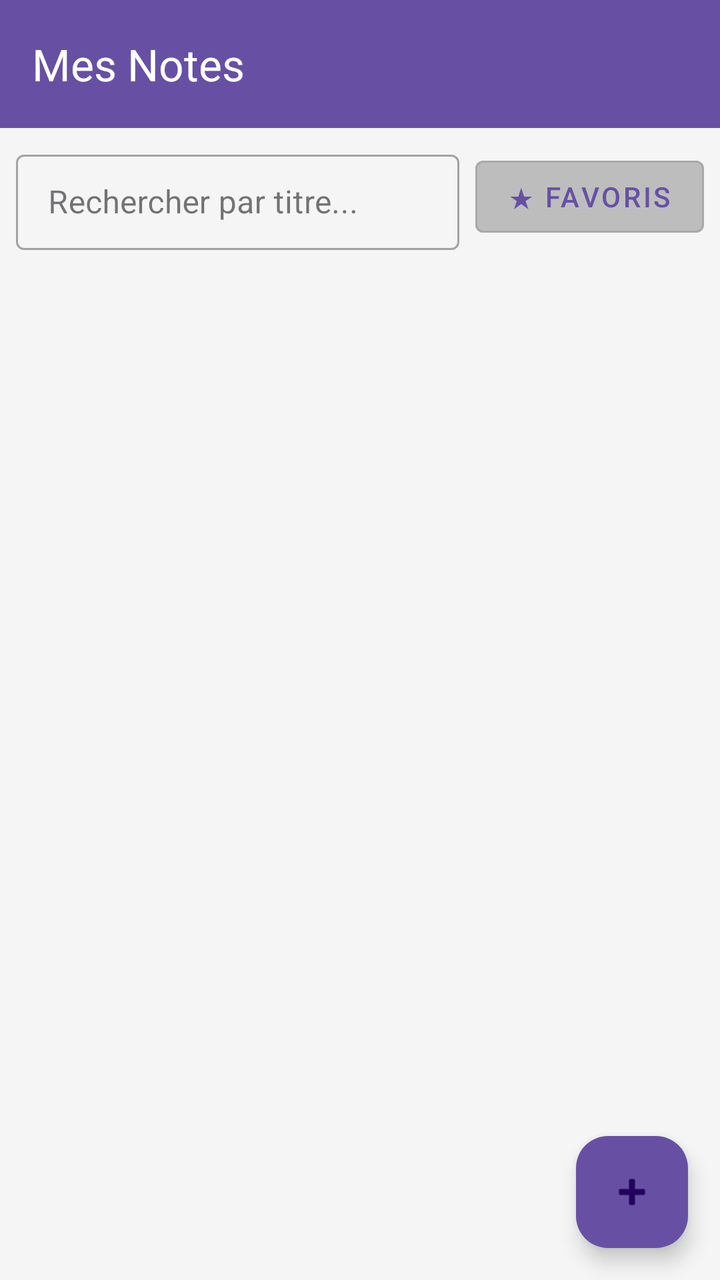
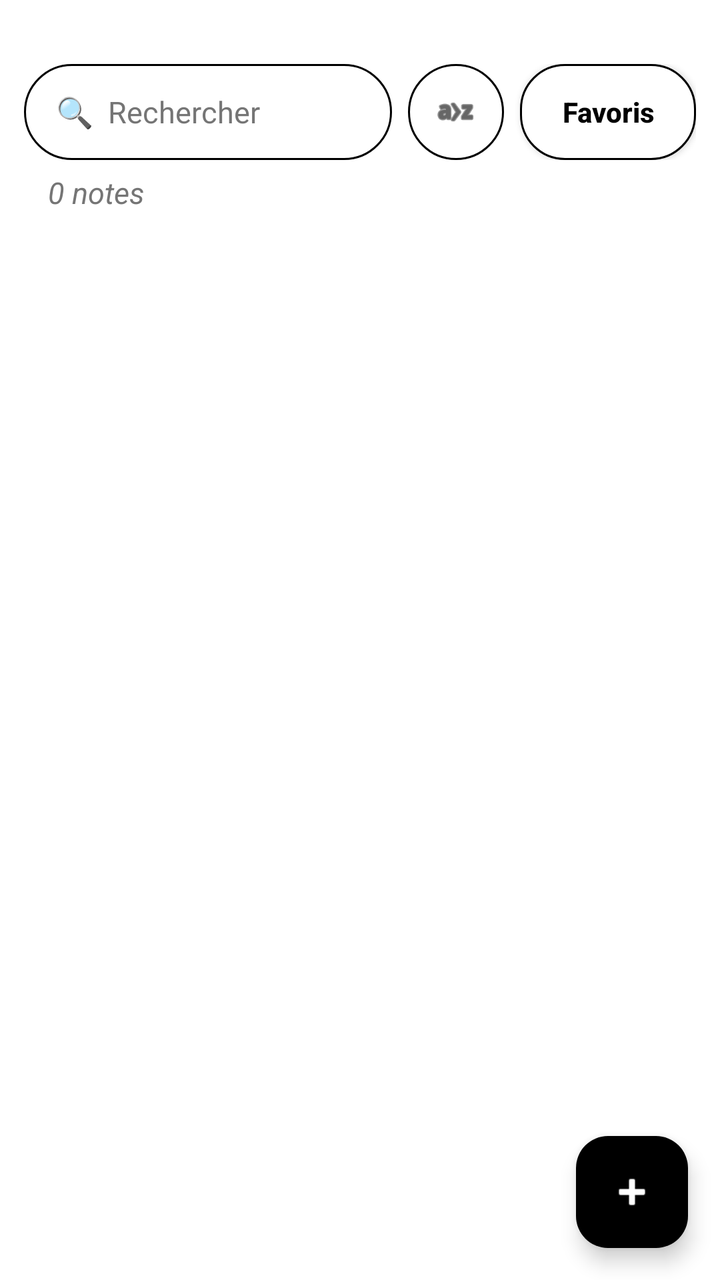

Before-and-after screenshots of an Android layout around one commit, followed by the original layout XML and the change that was made.
<!-- AndroidManifest.xml: application theme Theme.GestionnaireNotes -->
<!-- res/layout/activity_main.xml -->
<?xml version="1.0" encoding="utf-8"?>
<androidx.coordinatorlayout.widget.CoordinatorLayout
    xmlns:android="http://schemas.android.com/apk/res/android"
    xmlns:app="http://schemas.android.com/apk/res-auto"
    android:layout_width="match_parent"
    android:layout_height="match_parent"
    android:background="#F5F5F5">

    
    <com.google.android.material.appbar.AppBarLayout
        android:layout_width="match_parent"
        android:layout_height="wrap_content">

        <androidx.appcompat.widget.Toolbar
            android:id="@+id/toolbar"
            android:layout_width="match_parent"
            android:layout_height="?attr/actionBarSize"
            android:background="?attr/colorPrimary"
            app:title="Mes Notes"
            app:titleTextColor="#FFFFFF" />

    </com.google.android.material.appbar.AppBarLayout>

    
    <LinearLayout
        android:layout_width="match_parent"
        android:layout_height="match_parent"
        android:orientation="vertical"
        app:layout_behavior="@string/appbar_scrolling_view_behavior">

        
        <LinearLayout
            android:layout_width="match_parent"
            android:layout_height="wrap_content"
            android:orientation="horizontal"
            android:paddingHorizontal="8dp"
            android:paddingTop="8dp"
            android:gravity="center_vertical">

            <com.google.android.material.textfield.TextInputLayout
                android:id="@+id/layoutRecherche"
                android:layout_width="0dp"
                android:layout_height="wrap_content"
                android:layout_weight="1"
                android:hint="Rechercher par titre..."
                style="@style/Widget.MaterialComponents.TextInputLayout.OutlinedBox.Dense">

                <com.google.android.material.textfield.TextInputEditText
                    android:id="@+id/etRecherche"
                    android:layout_width="match_parent"
                    android:layout_height="wrap_content"
                    android:inputType="text"
                    android:imeOptions="actionSearch"/>
            </com.google.android.material.textfield.TextInputLayout>

            
            <Button
                android:id="@+id/btnFavoris"
                android:layout_width="wrap_content"
                android:layout_height="wrap_content"
                android:layout_marginStart="8dp"
                android:text="★ Favoris"
                android:backgroundTint="#BDBDBD"
                style="@style/Widget.MaterialComponents.Button.OutlinedButton"/>

        </LinearLayout>
        
        <androidx.recyclerview.widget.RecyclerView
            android:id="@+id/recyclerView"
            android:layout_width="match_parent"
            android:layout_height="0dp"
            android:layout_weight="1"
            android:clipToPadding="false"
            android:paddingBottom="80dp" />

    </LinearLayout>

    
    <LinearLayout
        android:id="@+id/layoutPalette"
        android:layout_width="wrap_content"
        android:layout_height="wrap_content"
        android:orientation="vertical"
        android:gravity="center_horizontal"
        android:visibility="gone"
        android:layout_gravity="bottom|end"
        android:layout_marginEnd="18dp"
        android:layout_marginBottom="80dp">

        <View android:id="@+id/colorVert"
            android:layout_width="40dp" android:layout_height="40dp"
            android:layout_margin="4dp"
            android:background="@drawable/circle_color"
            android:backgroundTint="@color/green" />

        <View android:id="@+id/colorRouge"
            android:layout_width="40dp" android:layout_height="40dp"
            android:layout_margin="4dp"
            android:background="@drawable/circle_color"
            android:backgroundTint="@color/red" />

        <View android:id="@+id/colorBleu"
            android:layout_width="40dp" android:layout_height="40dp"
            android:layout_margin="4dp"
            android:background="@drawable/circle_color"
            android:backgroundTint="@color/blue" />

        <View android:id="@+id/colorJaune"
            android:layout_width="40dp" android:layout_height="40dp"
            android:layout_margin="4dp"
            android:background="@drawable/circle_color"
            android:backgroundTint="@color/yellow" />

        <View android:id="@+id/colorOrange"
            android:layout_width="40dp" android:layout_height="40dp"
            android:layout_margin="4dp"
            android:background="@drawable/circle_color"
            android:backgroundTint="@color/orange" />

        <View android:id="@+id/colorGris"
            android:layout_width="40dp" android:layout_height="40dp"
            android:layout_margin="4dp"
            android:background="@drawable/circle_color"
            android:backgroundTint="@color/gray" />

    </LinearLayout>

    
    <com.google.android.material.floatingactionbutton.FloatingActionButton
        android:id="@+id/fab"
        android:layout_width="wrap_content"
        android:layout_height="wrap_content"
        android:layout_gravity="bottom|end"
        android:layout_margin="16dp"
        android:contentDescription="Nouvelle note"
        app:srcCompat="@android:drawable/ic_input_add"
        app:backgroundTint="?attr/colorPrimary" />

</androidx.coordinatorlayout.widget.CoordinatorLayout>
<!-- resources referenced by this layout -->
<resources>
  <color name="blue">#2F80ED</color>
  <color name="gray">#828282</color>
  <color name="green">#219653</color>
  <color name="orange">#F2994A</color>
  <color name="red">#EB5757</color>
  <color name="yellow">#F2C94C</color>
  <!-- drawable circle_color (drawable) -->
  <?xml version="1.0" encoding="utf-8"?>
  <shape xmlns:android="http://schemas.android.com/apk/res/android"
      android:shape="oval">
      <solid android:color="#FFFFFF" />
  </shape>
  <style name="Theme.GestionnaireNotes" parent="Base.Theme.GestionnaireNotes" />
  <style name="Base.Theme.GestionnaireNotes" parent="Theme.Material3.DayNight.NoActionBar">
          
          
      </style>
</resources>

<!-- the commit's change to res/layout/activity_main.xml (unified diff, before → after) -->
@@ -4,78 +4,102 @@
     xmlns:app="http://schemas.android.com/apk/res-auto"
     android:layout_width="match_parent"
     android:layout_height="match_parent"
-    android:background="#F5F5F5">
+    android:background="#FFFFFF">
 
-    
-    <com.google.android.material.appbar.AppBarLayout
-        android:layout_width="match_parent"
-        android:layout_height="wrap_content">
-
-        <androidx.appcompat.widget.Toolbar
-            android:id="@+id/toolbar"
-            android:layout_width="match_parent"
-            android:layout_height="?attr/actionBarSize"
-            android:background="?attr/colorPrimary"
-            app:title="Mes Notes"
-            app:titleTextColor="#FFFFFF" />
-
-    </com.google.android.material.appbar.AppBarLayout>
-
-    
     <LinearLayout
         android:layout_width="match_parent"
         android:layout_height="match_parent"
         android:orientation="vertical"
-        app:layout_behavior="@string/appbar_scrolling_view_behavior">
+        android:paddingHorizontal="12dp"
+        android:paddingBottom="12dp"
+        android:paddingTop="32dp">
 
-        
         <LinearLayout
             android:layout_width="match_parent"
             android:layout_height="wrap_content"
             android:orientation="horizontal"
-            android:paddingHorizontal="8dp"
-            android:paddingTop="8dp"
-            android:gravity="center_vertical">
+            android:gravity="center_vertical"
+            android:layout_marginBottom="6dp">
 
-            <com.google.android.material.textfield.TextInputLayout
-                android:id="@+id/layoutRecherche"
+            <LinearLayout
                 android:layout_width="0dp"
-                android:layout_height="wrap_content"
+                android:layout_height="48dp"
                 android:layout_weight="1"
-                android:hint="Rechercher par titre..."
-                style="@style/Widget.MaterialComponents.TextInputLayout.OutlinedBox.Dense">
+                android:background="@drawable/bg_search_bar"
+                android:gravity="center_vertical"
+                android:paddingHorizontal="16dp">
 
-                <com.google.android.material.textfield.TextInputEditText
+                <EditText
                     android:id="@+id/etRecherche"
                     android:layout_width="match_parent"
-                    android:layout_height="wrap_content"
+                    android:layout_height="match_parent"
+                    android:background="@null"
+                    android:hint="🔍  Rechercher"
                     android:inputType="text"
+                    android:textSize="15sp"
+                    android:textColor="#000000"
+                    android:textColorHint="#757575"
+                    android:importantForAutofill="no"
                     android:imeOptions="actionSearch"/>
-            </com.google.android.material.textfield.TextInputLayout>
+            </LinearLayout>
 
-            
-            <Button
+            <ImageView
+                android:id="@+id/btnTri"
+                android:layout_width="48dp"
+                android:layout_height="48dp"
+                android:layout_marginStart="8dp"
+                android:padding="12dp"
+                android:background="@drawable/bg_btn_tri"
+                android:src="@android:drawable/ic_menu_sort_alphabetically"
+                app:tint="#000000"
+                android:contentDescription="Trier les notes" />
+
+            <androidx.appcompat.widget.AppCompatButton
                 android:id="@+id/btnFavoris"
                 android:layout_width="wrap_content"
-                android:layout_height="wrap_content"
+                android:layout_height="48dp"
                 android:layout_marginStart="8dp"
-                android:text="★ Favoris"
-                android:backgroundTint="#BDBDBD"
-                style="@style/Widget.MaterialComponents.Button.OutlinedButton"/>
+                android:text="Favoris"
+                android:textAllCaps="false"
+                android:textColor="#000000"
+                android:textStyle="bold"
+                android:textSize="14sp"
+                android:paddingHorizontal="16dp"
+                android:background="@drawable/bg_btn_favoris" />
 
         </LinearLayout>
-        
+
+        <TextView
+            android:id="@+id/tvCompteurNotes"
+            android:layout_width="wrap_content"
+            android:layout_height="wrap_content"
+            android:text="0 notes"
+            android:textColor="#757575"
+            android:textSize="15sp"
+            android:textStyle="italic"
+            android:layout_marginStart="12dp"
+            android:layout_marginBottom="10dp" />
+
         <androidx.recyclerview.widget.RecyclerView
             android:id="@+id/recyclerView"
             android:layout_width="match_parent"
-            android:layout_height="0dp"
-            android:layout_weight="1"
+            android:layout_height="match_parent"
             android:clipToPadding="false"
-            android:paddingBottom="80dp" />
+            android:paddingBottom="88dp" />
 
     </LinearLayout>
 
-    
+    <TextView
+        android:id="@+id/tvAucuneNote"
+        android:layout_width="wrap_content"
+        android:layout_height="wrap_content"
+        android:layout_gravity="center"
+        android:text="Aucune notes"
+        android:textColor="#757575"
+        android:textSize="16sp"
+        android:textStyle="normal"
+        android:visibility="gone" />
+
     <LinearLayout
         android:id="@+id/layoutPalette"
         android:layout_width="wrap_content"
@@ -84,48 +108,41 @@
         android:gravity="center_horizontal"
         android:visibility="gone"
         android:layout_gravity="bottom|end"
-        android:layout_marginEnd="18dp"
-        android:layout_marginBottom="80dp">
+        android:layout_marginEnd="24dp"
+        android:layout_marginBottom="90dp">
 
         <View android:id="@+id/colorVert"
-            android:layout_width="40dp" android:layout_height="40dp"
+            android:layout_width="44dp" android:layout_height="44dp"
             android:layout_margin="4dp"
             android:background="@drawable/circle_color"
-            android:backgroundTint="@color/green" />
-
+            android:backgroundTint="#219653" />
         <View android:id="@+id/colorRouge"
-            android:layout_width="40dp" android:layout_height="40dp"
+            android:layout_width="44dp" android:layout_height="44dp"
             android:layout_margin="4dp"
             android:background="@drawable/circle_color"
-            android:backgroundTint="@color/red" />
-
+            android:backgroundTint="#EB5757" />
         <View android:id="@+id/colorBleu"
-            android:layout_width="40dp" android:layout_height="40dp"
+            android:layout_width="44dp" android:layout_height="44dp"
             android:layout_margin="4dp"
             android:background="@drawable/circle_color"
-            android:backgroundTint="@color/blue" />
-
+            android:backgroundTint="#2F80ED" />
         <View android:id="@+id/colorJaune"
-            android:layout_width="40dp" android:layout_height="40dp"
+            android:layout_width="44dp" android:layout_height="44dp"
             android:layout_margin="4dp"
             android:background="@drawable/circle_color"
-            android:backgroundTint="@color/yellow" />
-
+            android:backgroundTint="#F2C94C" />
         <View android:id="@+id/colorOrange"
-            android:layout_width="40dp" android:layout_height="40dp"
+            android:layout_width="44dp" android:layout_height="44dp"
             android:layout_margin="4dp"
             android:background="@drawable/circle_color"
-            android:backgroundTint="@color/orange" />
-
+            android:backgroundTint="#F2994A" />
         <View android:id="@+id/colorGris"
-            android:layout_width="40dp" android:layout_height="40dp"
+            android:layout_width="44dp" android:layout_height="44dp"
             android:layout_margin="4dp"
             android:background="@drawable/circle_color"
-            android:backgroundTint="@color/gray" />
-
+            android:backgroundTint="#828282" />
     </LinearLayout>
 
-    
     <com.google.android.material.floatingactionbutton.FloatingActionButton
         android:id="@+id/fab"
         android:layout_width="wrap_content"
@@ -134,6 +151,8 @@
         android:layout_margin="16dp"
         android:contentDescription="Nouvelle note"
         app:srcCompat="@android:drawable/ic_input_add"
-        app:backgroundTint="?attr/colorPrimary" />
+        app:tint="#FFFFFF"
+        app:backgroundTint="#000000"
+        app:fabSize="normal" />
 
 </androidx.coordinatorlayout.widget.CoordinatorLayout>
<!-- resource entries referenced after the edit -->
@@ -1,11 +1,28 @@
 <!-- resources referenced by this layout -->
 <resources>
-  <color name="blue">#2F80ED</color>
-  <color name="gray">#828282</color>
-  <color name="green">#219653</color>
-  <color name="orange">#F2994A</color>
-  <color name="red">#EB5757</color>
-  <color name="yellow">#F2C94C</color>
+  <!-- drawable bg_btn_favoris (drawable) -->
+  <?xml version="1.0" encoding="utf-8"?>
+  <shape xmlns:android="http://schemas.android.com/apk/res/android"
+      android:shape="rectangle">
+      <solid android:color="#FFFFFF" />
+      <stroke android:width="1dp" android:color="#000000" />
+      <corners android:radius="22dp" />
+  </shape>
+  <!-- drawable bg_btn_tri (drawable) -->
+  <?xml version="1.0" encoding="utf-8"?>
+  <shape xmlns:android="http://schemas.android.com/apk/res/android"
+      android:shape="oval">
+      <solid android:color="#FFFFFF" />
+      <stroke android:width="1dp" android:color="#000000" />
+  </shape>
+  <!-- drawable bg_search_bar (drawable) -->
+  <?xml version="1.0" encoding="utf-8"?>
+  <shape xmlns:android="http://schemas.android.com/apk/res/android"
+      android:shape="rectangle">
+      <solid android:color="#FFFFFF" />
+      <stroke android:width="1dp" android:color="#000000" />
+      <corners android:radius="24dp" />
+  </shape>
   <!-- drawable circle_color (drawable) -->
   <?xml version="1.0" encoding="utf-8"?>
   <shape xmlns:android="http://schemas.android.com/apk/res/android"
